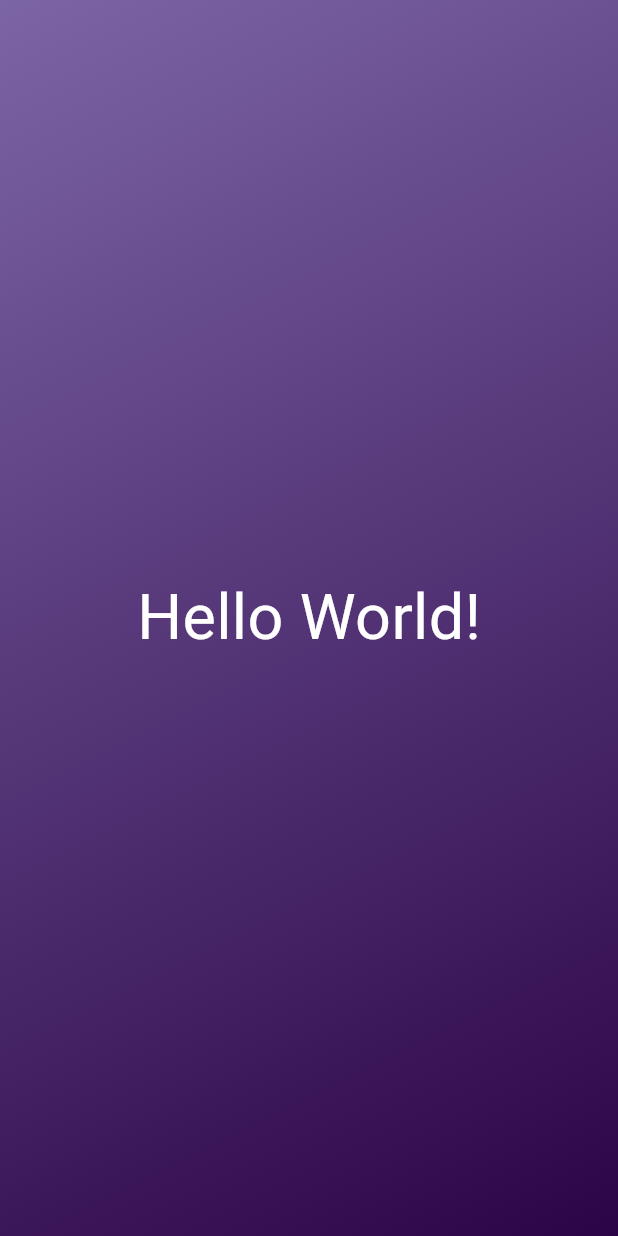
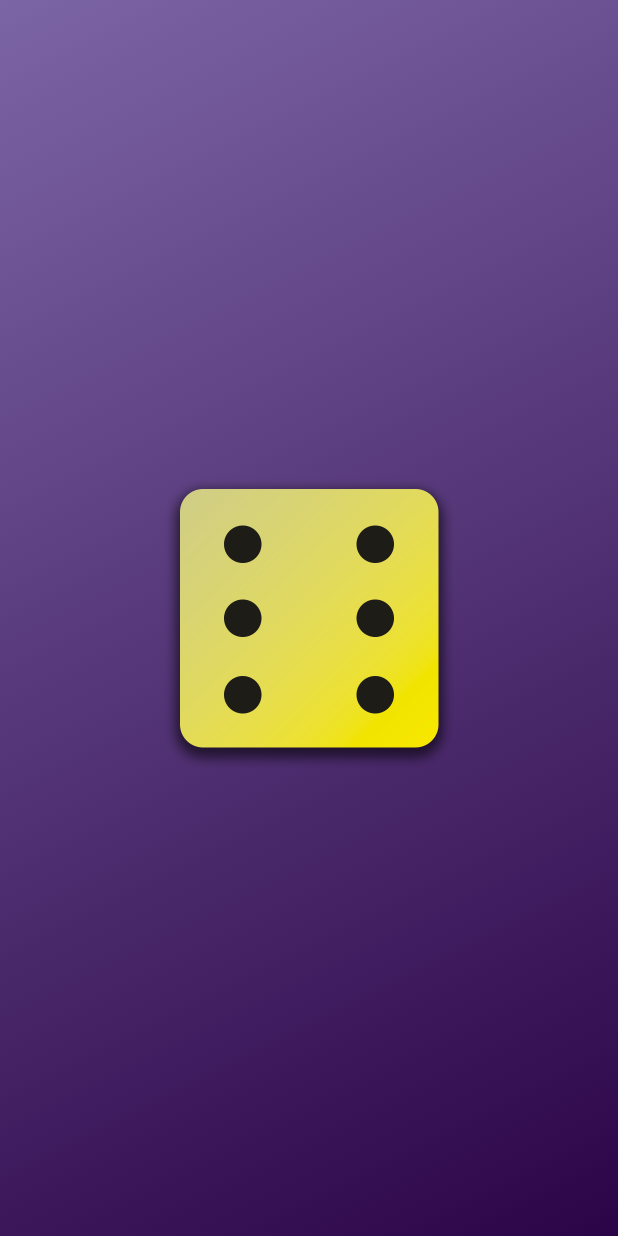
Before and after one commit to HRBodvarsson/test1flutter, a Flutter app: the screen it shows after launch, on a phone screen of 412 x 824 dp. Run offline on Flutter 3.47's test engine with Material 3 defaults, Android fonts, the light colour scheme and no system bars.

Commit message:
Part 2 v4

```diff
--- a/lib/functions.dart
+++ b/lib/functions.dart
@@ -3,5 +3,6 @@ int add(int num1, int num2) {
 }
 
 void main() {
+  // ignore: avoid_print
   print(add(5, 2));  //print() is a built-in debugging function
 }
--- a/lib/gradient_container.dart
+++ b/lib/gradient_container.dart
@@ -1,5 +1,4 @@
 import 'package:flutter/material.dart';
-import 'package:test1flutter/text_widget_1.dart';
 
 //var startAlignment; would be a dynamic variable (not recommended)
 const startAlignment = Alignment.topLeft;
@@ -7,26 +6,29 @@ const endAlignment = Alignment.bottomRight;
 //this variable's name starts with a lowercase character.
 
 class GradientContainer extends StatelessWidget {
-  const GradientContainer({super.key}); //super(key: key);
-    // initialization work
-    // add some comment here, to help programmers understand your code
+  const GradientContainer(this.color1, this.color2, {super.key});
+
+  const GradientContainer.purple({super.key})
+      : color1 = Colors.deepPurple,
+        color2 = Colors.indigo;
+
+  final Color color1;
+  final Color color2;
+
   @override
   Widget build(context) {
-    //add body to function. NOTE: you must return a widget. void is the return value of a function
-    //Build should return a widget
     return Container(
-          decoration: const BoxDecoration(
+      decoration: BoxDecoration(
         gradient: LinearGradient(
-              colors: [
-                Color.fromARGB (255, 124, 101, 165),
-                Color.fromARGB (255, 43, 4, 71),
-              ],
+          colors: [color1, color2],
           begin: startAlignment,
           end: endAlignment,
         ),
       ),
       child: Center(
-            child: TextWidget1('Hello World!'),
+        child: Image.asset ('assets/images/dice-6.png',
+        width: 200,
+        ),
       ),
     );
   }
@@ -34,3 +36,30 @@ class GradientContainer extends StatelessWidget {
 //Inherits from StatelessWidget (it's from material:dart)
 //should start with an uppercase character, should separate words with an underscore '_' or even better, together like this GradCont.
 //Custom widgets are all about storing combinations of other widgets and configurations.
+
+// class GradientContainer extends StatelessWidget {
+//   const GradientContainer({super.key, required this.colors}); //super(key: key);
+
+//   final List<Color> colors;
+
+//     // initialization work
+//     // add some comment here, to help programmers understand your code
+
+//   @override
+//   Widget build(context) {
+//     //add body to function. NOTE: you must return a widget. void is the return value of a function
+//     //Build should return a widget
+//     return Container(
+//           decoration: BoxDecoration(
+//             gradient: LinearGradient(
+//               colors: colors,
+//               begin: startAlignment,
+//               end: endAlignment,
+//             ),
+//           ),
+//           child: const Center(
+//             child: StyledText('Hello World!'),
+//       ),
+//     );
+//   }
+// }
--- a/lib/main.dart
+++ b/lib/main.dart
@@ -10,9 +10,12 @@ void main() {
   runApp(
     const MaterialApp(
       home: Scaffold(
-        body: GradientContainer(),
+        body: GradientContainer(
+                Color.fromARGB (255, 124, 101, 165),
+                Color.fromARGB (255, 43, 4, 71),
+          ),
+        ),
       ),
-    ),
   );
   //arguments = calling a function
   //parameters = defining a function
--- a/lib/main2.dart
+++ b/lib/main2.dart
@@ -28,6 +28,7 @@ class MyApp extends StatelessWidget {
         body: Container(
           width: double.infinity,
           padding: const EdgeInsets.all(12),
+          // ignore: prefer_const_constructors
           child: Column(
             mainAxisAlignment: MainAxisAlignment.center,
             crossAxisAlignment: CrossAxisAlignment.center,
--- a/lib/text_widget_1.dart
+++ b/lib/styled_text.dart
@@ -1,7 +1,7 @@
 import 'package:flutter/material.dart';
 
-class TextWidget1 extends StatelessWidget {
-  const TextWidget1(this.text, {super.key});
+class StyledText extends StatelessWidget {
+  const StyledText(this.text, {super.key});
 
   final String text;
 
```
Also changed, not shown: pubspec.yaml (+7 -3 lines), assets/images/dice-1.png (added), assets/images/dice-2.png (added), assets/images/dice-3.png (added), assets/images/dice-4.png (added), assets/images/dice-5.png (added), assets/images/dice-6.png (added). Lines whose indentation alone changed are shown as unchanged.
